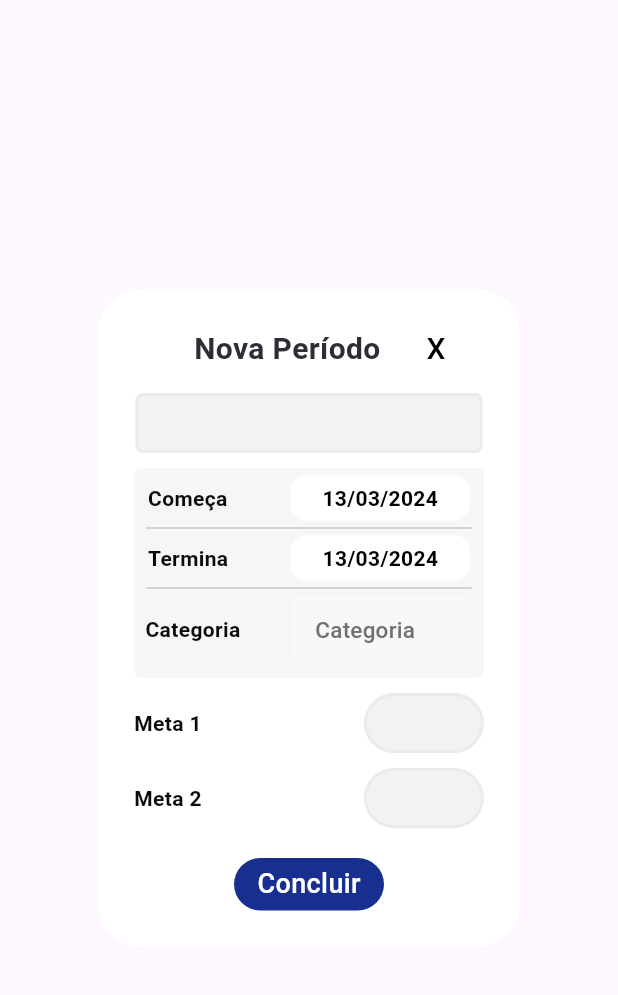
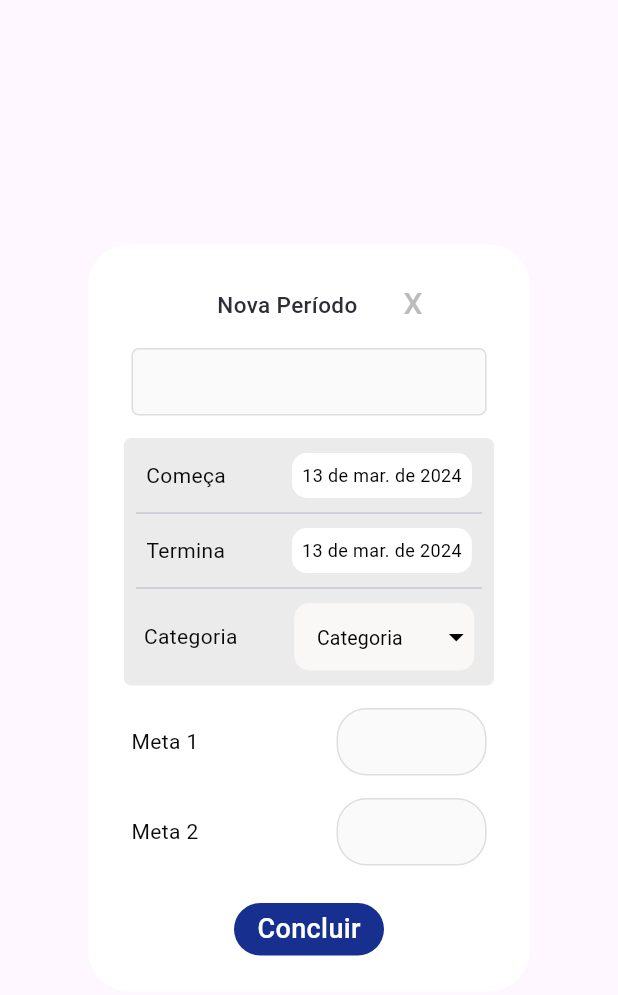
Before and after one commit to Augustob790/CRUD-Flutter, a Flutter app: the AddNewPeriod widget shown alone on an empty page, opened directly with empty values, on a phone screen of 412 x 824 dp. Shown: the top 995 px of the screen. Run offline on Flutter 3.47's test engine with Material 3 defaults, Android fonts, the phone set to English and light mode, and no system bars; our stand-ins replace sqflite, table_calendar; accounts and stored records are empty; Roboto replaces fonts that are missing (Manrope).

Commit message:
feat: add new features

```diff
--- /dev/null
+++ b/lib/const/image_const.dart
@@ -0,0 +1,3 @@
+class ImageConstant {
+  static String imageNotFound = 'assets/img/img.png';
+}
--- a/lib/views/widgets/add_modal.dart
+++ b/lib/views/widgets/add_modal.dart
@@ -1,6 +1,7 @@
 // ignore_for_file: prefer_const_constructors, prefer_const_literals_to_create_immutables
 
 import 'package:flutter/material.dart';
+import 'package:flutter/services.dart';
 import 'package:teste_pleno/views/widgets/custom_calendar.dart';
 import 'package:teste_pleno/views/widgets/dropdown.dart';
 import 'package:teste_pleno/views/widgets/input_personalized.dart';
@@ -35,7 +36,7 @@ class _PopUpOpinionsState extends State<AddNewPeriod> {
   _buildAddProductsModal(BuildContext context) {
     final Size size = MediaQuery.of(context).size;
     return AlertDialog(
-      backgroundColor: Color.fromARGB(255, 255, 255, 255),
+      backgroundColor: Colors.white,
       content: SingleChildScrollView(
         child: Column(
           mainAxisSize: MainAxisSize.min,
@@ -54,8 +55,8 @@ class _PopUpOpinionsState extends State<AddNewPeriod> {
                         child: const Text(
                           "Nova Período",
                           style: TextStyle(
-                            fontSize: 20,
-                            fontWeight: FontWeight.w700,
+                            fontSize: 15,
+                            fontWeight: FontWeight.w500,
                             color: Color.fromRGBO(46, 44, 52, 1),
                           ),
                         ),
@@ -69,13 +70,14 @@ class _PopUpOpinionsState extends State<AddNewPeriod> {
                             child: Manrope(
                               text: "X",
                               size: 20,
-                              color: Colors.black,
+                              color: const Color.fromARGB(255, 188, 188, 188),
                             )),
                       )
                     ],
                   ),
-                  const SizedBox(height: 5),
-                  Row(
+                  Padding(
+                    padding: const EdgeInsets.all(5.0),
+                    child: Row(
                       mainAxisAlignment: MainAxisAlignment.spaceAround,
                       children: [
                         InputPersonalized(
@@ -83,29 +85,32 @@ class _PopUpOpinionsState extends State<AddNewPeriod> {
                           controller: widget.controller.titleController,
                           //labelText: "Nomeie seu periodo",
                           obscure: false,
-                        height: 40,
-                        width: (size.width / 1.78),
+                          height: 45,
+                          width: (size.width / 1.74),
                         ),
                       ],
                     ),
+                  ),
                   const SizedBox(height: 10),
                   Container(
-                    height: 140,
+                    height: 165,
                     decoration: BoxDecoration(
-                      color: Color.fromARGB(116, 236, 236, 237),
+                      color: Color.fromARGB(27, 66, 66, 67),
                       border: Border.symmetric(),
                       borderRadius: const BorderRadius.all(Radius.circular(5)),
                     ),
                     child: Column(
                       children: [
                         const SizedBox(height: 5),
-                        Row(
+                        Padding(
+                          padding: const EdgeInsets.all(5.0),
+                          child: Row(
                             mainAxisAlignment: MainAxisAlignment.spaceAround,
                             children: [
                               const Manrope(
                                 text: "Começa",
                                 color: Color.fromARGB(255, 12, 11, 11),
-                              font: FontWeight.w600,
+                                font: FontWeight.w400,
                                 size: 14,
                               ),
                               const SizedBox(width: 5),
@@ -114,7 +119,7 @@ class _PopUpOpinionsState extends State<AddNewPeriod> {
                                 height: 30,
                                 child: CustomDateCalendar(
                                   date: widget.controller.dateInit,
-                                fontSize: 14,
+                                  fontSize: 12,
                                   onChangedDate: (DateTime date) {
                                     setState(() {
                                       widget.controller.initializeInit(date);
@@ -126,17 +131,20 @@ class _PopUpOpinionsState extends State<AddNewPeriod> {
                               )
                             ],
                           ),
+                        ),
                         Padding(
                           padding: const EdgeInsets.only(left: 8.0, right: 8.0),
                           child: Divider(height: 10),
                         ),
-                        Row(
+                        Padding(
+                          padding: const EdgeInsets.all(5.0),
+                          child: Row(
                             mainAxisAlignment: MainAxisAlignment.spaceAround,
                             children: [
                               const Manrope(
                                 text: "Termina",
                                 color: Color.fromARGB(255, 12, 11, 11),
-                              font: FontWeight.w600,
+                                font: FontWeight.w400,
                                 size: 14,
                               ),
                               const SizedBox(width: 5),
@@ -145,26 +153,31 @@ class _PopUpOpinionsState extends State<AddNewPeriod> {
                                   height: 30,
                                   child: CustomDateCalendar(
                                     date: widget.controller.dateFinal,
-                                  fontSize: 14,
+                                    fontSize: 12,
                                     onChangedDate: (DateTime date) {
+                                      setState(() {
                                         widget.controller.initializeFinal(date);
+                                      });
                                     },
                                     positionedLeft: 65,
                                     positionedTop: 130,
                                   )),
                             ],
                           ),
+                        ),
                         Padding(
                           padding: const EdgeInsets.only(left: 8.0, right: 8.0),
                           child: Divider(height: 10),
                         ),
-                        Row(
+                        Padding(
+                          padding: const EdgeInsets.all(5.0),
+                          child: Row(
                             mainAxisAlignment: MainAxisAlignment.spaceAround,
                             children: [
                               const Manrope(
                                 text: "Categoria",
                                 color: Color.fromARGB(255, 12, 11, 11),
-                              font: FontWeight.w600,
+                                font: FontWeight.w400,
                                 size: 14,
                               ),
                               const SizedBox(width: 5),
@@ -175,7 +188,7 @@ class _PopUpOpinionsState extends State<AddNewPeriod> {
                                   color: Color.fromARGB(252, 250, 247, 247),
                                   border: Border.symmetric(),
                                   borderRadius:
-                                    const BorderRadius.all(Radius.circular(5)),
+                                      const BorderRadius.all(Radius.circular(10)),
                                 ),
                                 child: Padding(
                                   padding: const EdgeInsets.only(left: 15.0),
@@ -196,52 +209,69 @@ class _PopUpOpinionsState extends State<AddNewPeriod> {
                               ),
                             ],
                           ),
+                        ),
                       ],
                     ),
                   ),
                   const SizedBox(height: 10),
-                  Row(
+                  Padding(
+                    padding: const EdgeInsets.all(5.0),
+                    child: Row(
                       mainAxisAlignment: MainAxisAlignment.spaceBetween,
                       children: [
                         const Manrope(
                           text: "Meta 1",
                           color: Color.fromARGB(255, 12, 11, 11),
-                        font: FontWeight.w600,
+                          font: FontWeight.w400,
                           size: 14,
                         ),
                         const SizedBox(width: 5),
                         InputPersonalized(
+                         keyboardType: TextInputType.number,
                           validator: null,
                           controller: widget.controller.meta1,
                           //labelText: "Un",
                           obscure: false,
-                        height: 40,
-                        width: 80,
+                          height: 45,
+                          width: 100,
+                          inputFormatters: [
+                              FilteringTextInputFormatter.allow(RegExp('[0-9]')),
+                              LengthLimitingTextInputFormatter(7),
+                            ],
                           borderRadius: const BorderRadius.all(Radius.circular(20)),
                         ),
                       ],
                     ),
-                  const SizedBox(height: 10),
-                  Row(
+                  ),
+                  const SizedBox(height: 5),
+                  Padding(
+                    padding: const EdgeInsets.all(5.0),
+                    child: Row(
                       mainAxisAlignment: MainAxisAlignment.spaceBetween,
                       children: [
                         const Manrope(
                           text: "Meta 2",
                           color: Color.fromARGB(255, 12, 11, 11),
-                        font: FontWeight.w600,
+                          font: FontWeight.w400,
                           size: 14,
                         ),
                         const SizedBox(width: 5),
                         InputPersonalized(
+                         keyboardType: TextInputType.number,
                           validator: null,
                           controller: widget.controller.meta2,
                           //labelText: "Un",
                           obscure: false,
-                        height: 40,
-                        width: 80,
+                          height: 45,
+                          width: 100,
+                           inputFormatters: [
+                              FilteringTextInputFormatter.allow(RegExp('[0-9]')),
+                              LengthLimitingTextInputFormatter(7),
+                            ],
                           borderRadius: const BorderRadius.all(Radius.circular(20)),
                         ),
                       ],
+                    ),
                   ),
                   const SizedBox(height: 20),
                   Padding(
--- a/lib/views/widgets/custom_calendar.dart
+++ b/lib/views/widgets/custom_calendar.dart
@@ -32,12 +32,12 @@ class CustomDateCalendar extends StatelessWidget {
         child: Column(
           mainAxisAlignment: MainAxisAlignment.center,
           children: [
-            Text("${Mask.formatDate(date)}",
+            Text(Mask.formatDateForBRDate(date),
               style:  TextStyle(
                 color: Colors.black,
                 fontSize: fontSize,
                 fontFamily: 'Manrope',
-                fontWeight: FontWeight.w600,
+                fontWeight: FontWeight.w400,
                 //height: 20.97 / 15,
               ),
             ),
--- a/lib/views/widgets/dropdown.dart
+++ b/lib/views/widgets/dropdown.dart
@@ -15,8 +15,8 @@ class DropdownButtonForm extends StatelessWidget {
     return DropdownButtonFormField<String>(
       validator: validator,
       icon: const Icon(
-        Icons.arrow_downward,
-        color: Color.fromARGB(0, 255, 193, 7),
+        Icons.arrow_drop_down,
+        color: Colors.black,
       ),
       decoration: const InputDecoration(border: InputBorder.none),
       value: initialValue ?? value,
@@ -26,9 +26,9 @@ class DropdownButtonForm extends StatelessWidget {
           value: value,
           child: Manrope(
             text: value,
-            color: const Color.fromARGB(255, 113, 113, 113),
-            font: FontWeight.w500,
-            size: 15,
+            color: Colors.black,
+            font: FontWeight.w400,
+            size: 13,
           ),
         );
       }).toList(),
--- a/lib/views/widgets/input_personalized.dart
+++ b/lib/views/widgets/input_personalized.dart
@@ -47,13 +47,13 @@ class InputPersonalized extends StatelessWidget {
       height: height,
       width: width,
       decoration: BoxDecoration(
-        color: const Color.fromARGB(112, 227, 225, 225),
+        color: const Color.fromARGB(14, 167, 167, 167),
         border: Border.all(
-            color: const Color.fromARGB(51, 205, 205, 205), width: 2),
+            color: const Color.fromARGB(159, 205, 205, 205), width: 1),
         borderRadius: borderRadius,
       ),
       child: Padding(
-        padding: const EdgeInsets.fromLTRB(10, 0, 10, 0),
+        padding: const EdgeInsets.all(10),
         child: Row(
           mainAxisSize: MainAxisSize.max,
           mainAxisAlignment: MainAxisAlignment.start,
@@ -73,8 +73,9 @@ class InputPersonalized extends StatelessWidget {
                   controller: controller,
                   style: const TextStyle(
                       fontFamily: 'Nunito',
-                      color: Color.fromARGB(255, 113, 113, 113),
-                      fontSize: 15),
+                      color: Color.fromARGB(255, 8, 1, 1),
+                      fontWeight: FontWeight.w400,
+                      fontSize: 14),
                   inputFormatters: inputFormatters,
                   onEditingComplete: onEditingComplete,
                   decoration: InputDecoration(
--- a/lib/views/widgets/mask.dart
+++ b/lib/views/widgets/mask.dart
@@ -47,6 +47,29 @@ class Mask {
     return "$day de $month de $year";
   }
 
+  static String formatDateForBRDate(DateTime dateTime) {
+    List<String> months = [
+      "jan.",
+      "fev.",
+      "mar.",
+      "abr.",
+      "mai.",
+      "jun.",
+      "jul.",
+      "ago.",
+      "set.",
+      "out.",
+      "nov.",
+      "dez."
+    ];
+
+    String day = dateTime.day.toString();
+    String month = months[dateTime.month - 1]; // Adjusting month index
+    String year = dateTime.year.toString();
+
+    return "$day de $month de $year";
+  }
+
   static formatDateOfHour(String value) {
     // 2023-05-26 17:32:12.622331
     String day = "";
--- a/pubspec.yaml
+++ b/pubspec.yaml
@@ -66,8 +66,8 @@ flutter:
   uses-material-design: true
 
   # To add assets to your application, add an assets section, like this:
-  # assets:
-  #   - images/a_dot_burr.jpeg
+  assets:
+    - assets/img/
   #   - images/a_dot_ham.jpeg
 
   # An image asset can refer to one or more resolution-specific "variants", see
```
Also changed, not shown: lib/presentation/pages/home_page.dart (+11 -12 lines), lib/views/widgets/edit_modal.dart (+78 -35 lines), lib/views/widgets/info_modal.dart (+7 -7 lines), assets/img/img.png (added). Lines whose indentation alone changed are shown as unchanged.
